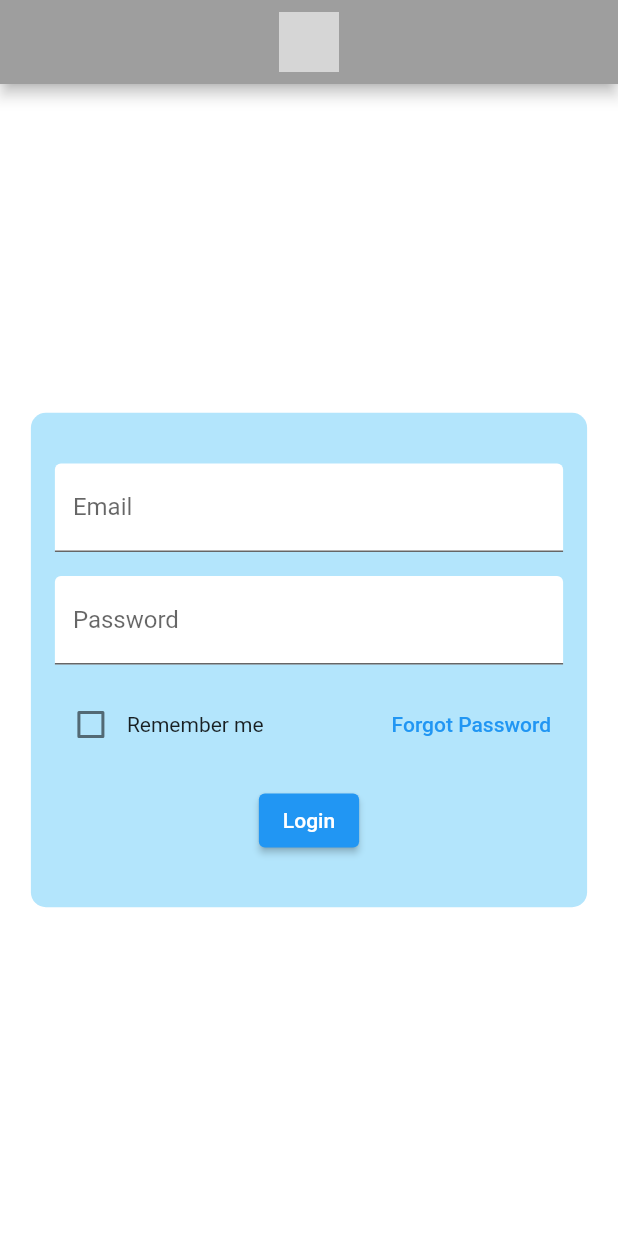
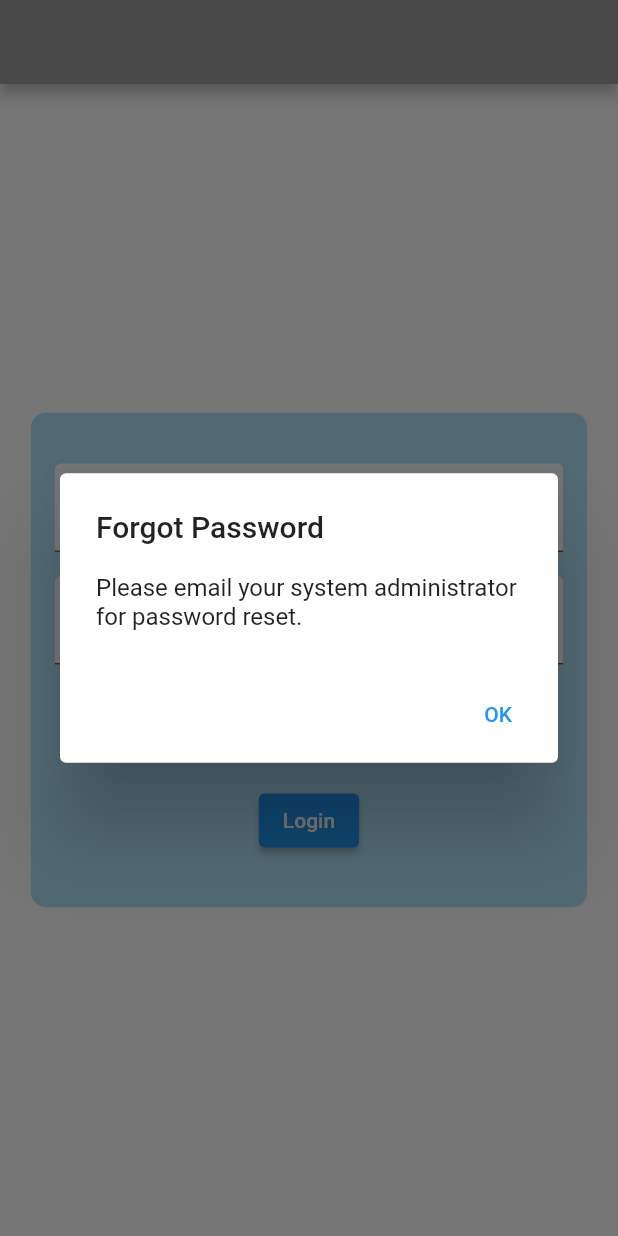
Before and after one commit to NicBeans/G2G-Mobile-Application, a Flutter app: the screen it shows after launch, after a tap on "Forgot Password", on a phone screen of 412 x 824 dp. Run offline on Flutter 3.47's test engine with Material 2 defaults, Android fonts, the phone set to English and light mode, and no system bars; our stand-ins replace shared_preferences, sqflite; accounts and stored records are empty; grey boxes are pictures that could not be loaded.

Commit message:
removed remember me added popup on forgot password

```diff
--- a/lib/main.dart
+++ b/lib/main.dart
@@ -294,6 +294,24 @@ class LoginPage extends StatelessWidget {
     }
   }
 
+  void _showForgotPasswordDialog(BuildContext context) {
+    showDialog(
+      context: context,
+      builder: (context) {
+        return AlertDialog(
+          title: Text("Forgot Password"),
+          content: Text("Please email your system administrator for password reset."),
+          actions: [
+            TextButton(
+              child: Text("OK"),
+              onPressed: () => Navigator.pop(context),
+            ),
+          ],
+        );
+      },
+    );
+  }
+
 
 
   @override
@@ -341,22 +359,22 @@ class LoginPage extends StatelessWidget {
               SizedBox(height: 16.0),
               Row(
                 children: [
-                  ValueListenableBuilder<bool>(
-                    valueListenable: rememberMe,
-                    builder: (context, value, child) {
-                      return Checkbox(
-                        value: value,
-                        onChanged: (newValue) {
-                          rememberMe.value = newValue!;
-                        },
-                      );
-                    },
-                  ),
-                  Text('Remember me'),
+                  // ValueListenableBuilder<bool>(
+                  //   valueListenable: rememberMe,
+                  //   builder: (context, value, child) {
+                  //     return Checkbox(
+                  //       value: value,
+                  //       onChanged: (newValue) {
+                  //         rememberMe.value = newValue!;
+                  //       },
+                  //     );
+                  //   },
+                  // ),
+                  // Text('Remember me'),
                   Spacer(), // Add spacer to push the Forgot Password button to the right
                   TextButton(
                     onPressed: () {
-                      // Add your forgot password logic here
+                      _showForgotPasswordDialog(context);
                     },
                     child: Text(
                       'Forgot Password',
@@ -1352,24 +1370,24 @@ class _LeaderboardPageState extends State<LeaderboardPage> {
                 textAlign: TextAlign.center,
               ),
               SizedBox(height: 16.0),
-              Row(
-                mainAxisAlignment: MainAxisAlignment.end,
-                children: [
-                  ElevatedButton(
-                    onPressed: () {
-                      Navigator.push(
-                        context,
-                        MaterialPageRoute(
-                          builder: (context) => ObservationLogPage(
-                            observationEntries: observations,
-                          ),
-                        ),
-                      );
-                    },
-                    child: Text('View Observation Log'),
-                  ),
-                ],
-              ),
+              // Row(
+              //   mainAxisAlignment: MainAxisAlignment.end,
+              //   children: [
+              //     ElevatedButton(
+              //       onPressed: () {
+              //         Navigator.push(
+              //           context,
+              //           MaterialPageRoute(
+              //             builder: (context) => ObservationLogPage(
+              //               observationEntries: observations,
+              //             ),
+              //           ),
+              //         );
+              //       },
+              //       child: Text('View Observation Log'),
+              //     ),
+              //   ],
+              // ),
               SizedBox(height: 16.0),
               Table(
                 columnWidths: {
```
